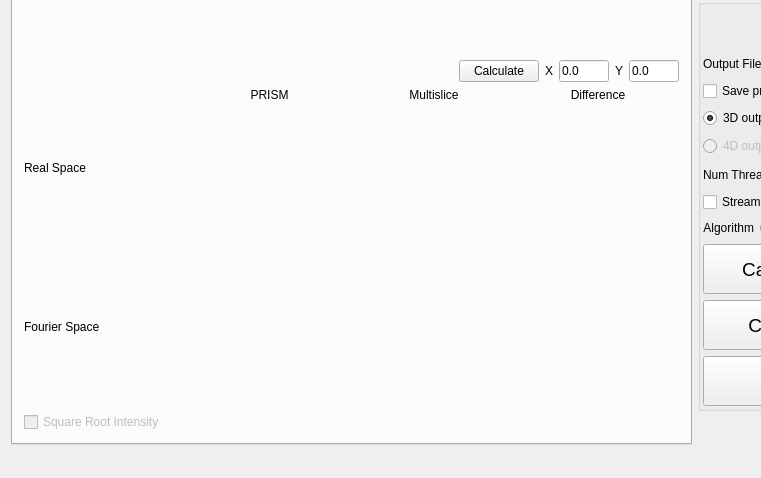
Above: Qt/prismmainwindow.ui from prism-em/prismatic before the change; both pictures show x 0 to 761 and y 600 to 1078 of the 1000 by 1078 pixel window. Below: the same form after it.
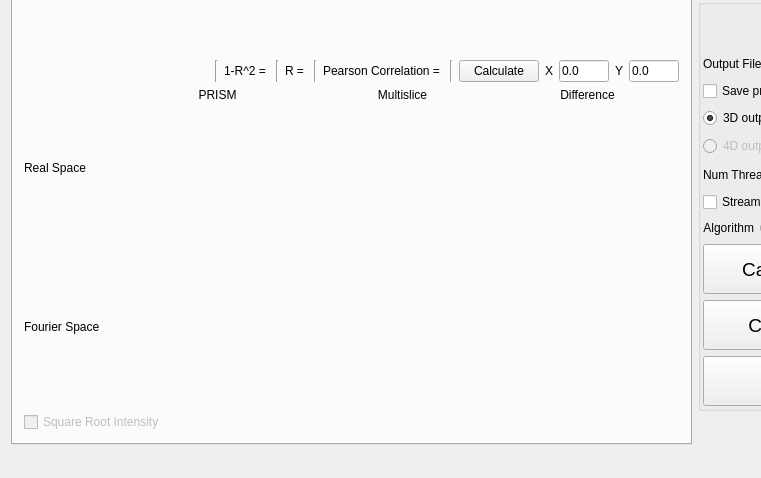
That is the form after the change. Icons and pictures are not drawn.

```diff
--- a/Qt/prismmainwindow.ui
+++ b/Qt/prismmainwindow.ui
@@ -268,6 +268,58 @@
             </property>
            </spacer>
           </item>
+          <item>
+           <widget class="Line" name="line_4">
+            <property name="orientation">
+             <enum>Qt::Vertical</enum>
+            </property>
+           </widget>
+          </item>
+          <item>
+           <widget class="QLabel" name="label_39">
+            <property name="text">
+             <string>1-R^2 = </string>
+            </property>
+           </widget>
+          </item>
+          <item>
+           <widget class="Line" name="line">
+            <property name="orientation">
+             <enum>Qt::Vertical</enum>
+            </property>
+           </widget>
+          </item>
+          <item>
+           <widget class="QLabel" name="label_42">
+            <property name="text">
+             <string>R = </string>
+            </property>
+           </widget>
+          </item>
+          <item>
+           <widget class="Line" name="line_2">
+            <property name="orientation">
+             <enum>Qt::Vertical</enum>
+            </property>
+           </widget>
+          </item>
+          <item>
+           <widget class="QLabel" name="label_40">
+            <property name="text">
+             <string>Pearson Correlation = </string>
+            </property>
+            <property name="wordWrap">
+             <bool>false</bool>
+            </property>
+           </widget>
+          </item>
+          <item>
+           <widget class="Line" name="line_3">
+            <property name="orientation">
+             <enum>Qt::Vertical</enum>
+            </property>
+           </widget>
+          </item>
           <item>
            <widget class="QPushButton" name="btn_calculateProbe">
             <property name="text">
@@ -347,6 +399,12 @@
                 <verstretch>0</verstretch>
                </sizepolicy>
               </property>
+              <property name="maximumSize">
+               <size>
+                <width>100</width>
+                <height>16777215</height>
+               </size>
+              </property>
               <property name="text">
                <string>Real Space</string>
               </property>
@@ -360,6 +418,12 @@
                 <verstretch>0</verstretch>
                </sizepolicy>
               </property>
+              <property name="maximumSize">
+               <size>
+                <width>100</width>
+                <height>16777215</height>
+               </size>
+              </property>
               <property name="text">
                <string>Fourier Space</string>
               </property>
@@ -391,7 +455,7 @@
             <item>
              <widget class="QLabel" name="lbl_image_probe_pr">
               <property name="sizePolicy">
-               <sizepolicy hsizetype="Minimum" vsizetype="Minimum">
+               <sizepolicy hsizetype="Preferred" vsizetype="Preferred">
                 <horstretch>0</horstretch>
                 <verstretch>0</verstretch>
                </sizepolicy>
@@ -413,7 +477,7 @@
             <item>
              <widget class="QLabel" name="lbl_image_probe_pk">
               <property name="sizePolicy">
-               <sizepolicy hsizetype="Minimum" vsizetype="Minimum">
+               <sizepolicy hsizetype="Preferred" vsizetype="Preferred">
                 <horstretch>0</horstretch>
                 <verstretch>0</verstretch>
                </sizepolicy>
@@ -458,7 +522,7 @@
             <item>
              <widget class="QLabel" name="lbl_image_probe_mr">
               <property name="sizePolicy">
-               <sizepolicy hsizetype="Minimum" vsizetype="Minimum">
+               <sizepolicy hsizetype="Preferred" vsizetype="Preferred">
                 <horstretch>0</horstretch>
                 <verstretch>0</verstretch>
                </sizepolicy>
@@ -480,7 +544,7 @@
             <item>
              <widget class="QLabel" name="lbl_image_probe_mk">
               <property name="sizePolicy">
-               <sizepolicy hsizetype="Minimum" vsizetype="Minimum">
+               <sizepolicy hsizetype="Preferred" vsizetype="Preferred">
                 <horstretch>0</horstretch>
                 <verstretch>0</verstretch>
                </sizepolicy>
```
Left out of the diff: 4 changed lines with no effect on the pictures. Lines whose indentation alone changed are shown as unchanged.
